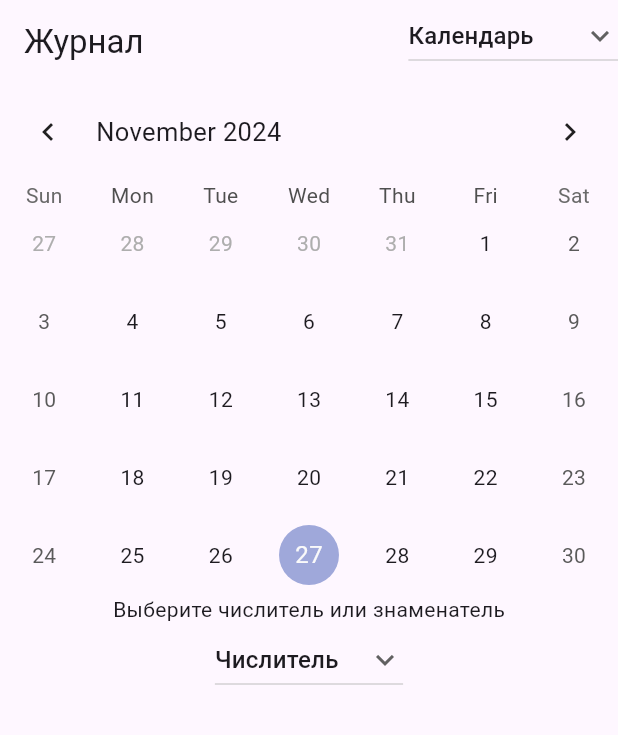
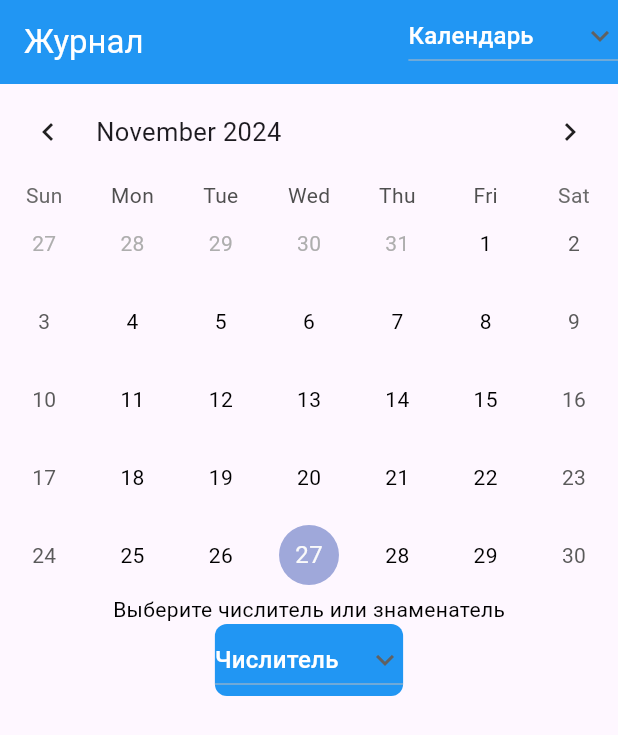
Before and after one commit to stewe15/Jurnal, a Flutter app: the screen it shows after launch, on a phone screen of 412 x 824 dp. Shown: the top 735 px of the screen. Run offline on Flutter 3.47's test engine with Material 3 defaults, Android fonts, the phone set to English and light mode, and no system bars; drawn by our look-alikes of table_calendar; our stand-ins replace file_picker, permission_handler, sqflite, sqflite_common_ffi; missing offline and left inert: excel; accounts and stored records are empty.

Commit message:
Малость доделал главную страницу

```diff
--- a/lib/main.dart
+++ b/lib/main.dart
@@ -356,17 +356,26 @@ class _MyHomePageState extends State<MyHomePage> {
     double y = MediaQuery.sizeOf(context).height;
     return Scaffold(
       appBar: AppBar(
-        title: const Text("Журнал"),
+        title: const Text(
+          "Журнал",
+          style: TextStyle(color: Colors.white),
+        ),
+        backgroundColor: Colors.blue,
         actions: [
           Column(
             children: [
-              DropdownButton(
+              Theme(
+                data: Theme.of(context).copyWith(canvasColor: Colors.blue),
+                child: DropdownButton(
                     value: dropdownvalue,
                     icon: const Icon(Icons.keyboard_arrow_down),
                     items: items.map((String items) {
                       return DropdownMenuItem(
                         value: items,
-                      child: Text(items),
+                        child: Text(
+                          items,
+                          style: TextStyle(color: Colors.white),
+                        ),
                       );
                     }).toList(),
                     onChanged: (String? newValue) {
@@ -386,18 +395,25 @@ class _MyHomePageState extends State<MyHomePage> {
                           dropdownvalue = 'Календарь';
                         }
                       });
-                  })
+                    }),
+              )
             ],
           )
         ],
       ),
       body: Column(
         children: [
-          TableCalendar(
-            headerStyle: HeaderStyle(formatButtonVisible: false),
+          Container(
+            child: TableCalendar(
+              headerStyle: HeaderStyle(
+                formatButtonVisible: false,
+              ),
               firstDay: DateTime.utc(2010, 10, 16),
               lastDay: DateTime.utc(2030, 3, 14),
               focusedDay: DateTime.now(),
+              calendarStyle: const CalendarStyle(
+                defaultTextStyle: TextStyle(color: Colors.black),
+              ),
               selectedDayPredicate: (day) {
                 return isSameDay(_selectedDay, day);
               },
@@ -410,19 +426,42 @@ class _MyHomePageState extends State<MyHomePage> {
                 });
               },
             ),
+          ),
           Column(
             children: [
-              Text("Выберите числитель или знаменатель"),
               SizedBox(
                 width: 5,
               ),
-              DropdownButton(
+              Container(
+                  width: x,
+                  child: Center(
+                    child: Text(
+                      "Выберите числитель или знаменатель",
+                      style: TextStyle(color: Colors.black),
+                    ),
+                  )),
+              SizedBox(
+                width: 5,
+              ),
+              Theme(
+                data: Theme.of(context).copyWith(canvasColor: Colors.blue),
+                child: Container(
+                  decoration: BoxDecoration(
+                      color: Colors.blue,
+                      borderRadius: BorderRadius.circular(8.0)),
+                  child: DropdownButton(
                       value: dropwalue,
                       icon: const Icon(Icons.keyboard_arrow_down),
                       items: items_.map((String items_) {
                         return DropdownMenuItem(
                           value: items_,
-                      child: Text(items_),
+                          child: Center(
+                            child: Text(
+                              items_,
+                              style: TextStyle(color: Colors.white),
+                              selectionColor: Colors.blue,
+                            ),
+                          ),
                         );
                       }).toList(),
                       onChanged: (String? newValue) {
@@ -437,6 +476,8 @@ class _MyHomePageState extends State<MyHomePage> {
                           }
                         });
                       }),
+                ),
+              ),
             ],
           ),
           Expanded(
```
Lines whose indentation alone changed are shown as unchanged.
